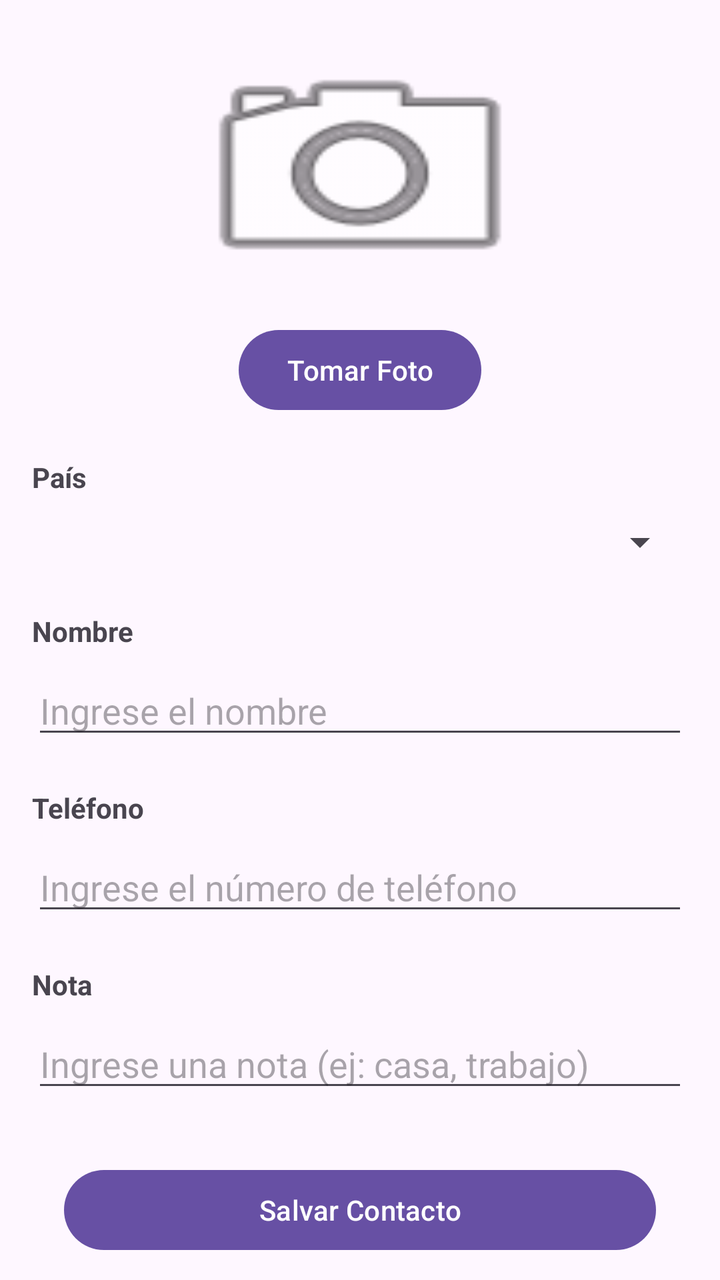
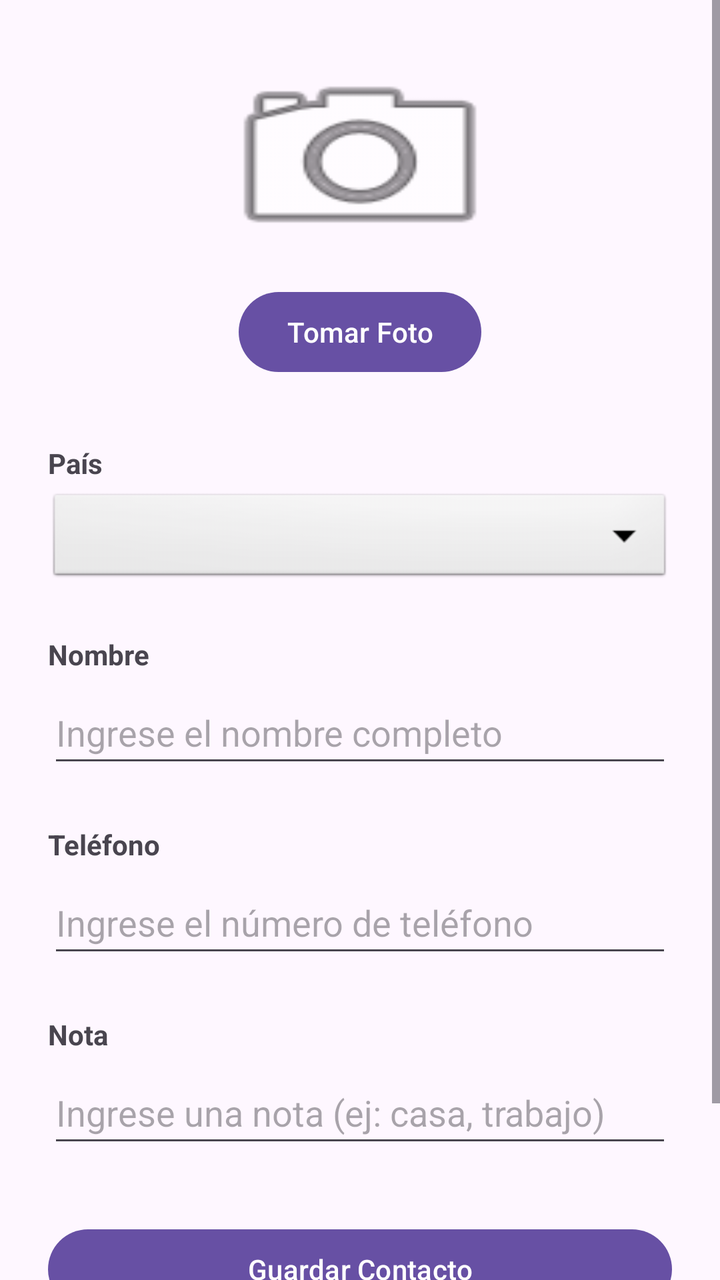

The first picture is an Android layout as it rendered before a commit; the second is the same layout after the commit. The layout source and the unified diff follow.
<!-- AndroidManifest.xml: application theme Theme.TL01E1124290091_120140001 -->
<!-- res/layout/activity_main.xml -->
<?xml version="1.0" encoding="utf-8"?>
<androidx.constraintlayout.widget.ConstraintLayout
    xmlns:android="http://schemas.android.com/apk/res/android"
    xmlns:app="http://schemas.android.com/apk/res-auto"
    xmlns:tools="http://schemas.android.com/tools"
    android:id="@+id/main"
    android:layout_width="match_parent"
    android:layout_height="match_parent"
    tools:context=".MainActivity">

    <ImageView
        android:id="@+id/imageView"
        android:layout_width="182dp"
        android:layout_height="137dp"
        android:background="@android:drawable/ic_menu_camera"
        android:contentDescription="Profile"
        android:scaleType="centerCrop"
        app:layout_constraintEnd_toEndOf="parent"
        app:layout_constraintStart_toStartOf="parent"
        app:layout_constraintTop_toTopOf="parent"
        android:layout_marginTop="16dp" />

    <Button
        android:id="@+id/btnfoto"
        android:layout_width="wrap_content"
        android:layout_height="wrap_content"
        android:text="Tomar Foto"
        app:layout_constraintEnd_toEndOf="parent"
        app:layout_constraintStart_toStartOf="parent"
        app:layout_constraintTop_toBottomOf="@+id/imageView"
        android:layout_marginTop="8dp" />

    <TextView
        android:id="@+id/textView2"
        android:layout_width="wrap_content"
        android:layout_height="wrap_content"
        android:layout_marginStart="16dp"
        android:layout_marginTop="20dp"
        android:text="País"
        android:textStyle="bold"
        app:layout_constraintStart_toStartOf="parent"
        app:layout_constraintTop_toBottomOf="@+id/btnfoto" />

    <Spinner
        android:id="@+id/pais"
        android:layout_width="0dp"
        android:layout_height="30dp"
        android:layout_marginStart="16dp"
        android:layout_marginTop="8dp"
        android:layout_marginEnd="16dp"
        app:layout_constraintEnd_toEndOf="parent"
        app:layout_constraintStart_toStartOf="parent"
        app:layout_constraintTop_toBottomOf="@+id/textView2" />

    <TextView
        android:id="@+id/textView3"
        android:layout_width="wrap_content"
        android:layout_height="wrap_content"
        android:layout_marginStart="16dp"
        android:layout_marginTop="20dp"
        android:text="Nombre"
        android:textStyle="bold"
        app:layout_constraintStart_toStartOf="parent"
        app:layout_constraintTop_toBottomOf="@+id/pais" />

    <EditText
        android:id="@+id/nombres"
        android:layout_width="0dp"
        android:layout_height="wrap_content"
        android:layout_marginStart="16dp"
        android:layout_marginTop="8dp"
        android:layout_marginEnd="16dp"
        android:ems="10"
        android:hint="Ingrese el nombre"
        android:inputType="textPersonName|textCapWords"
        app:layout_constraintEnd_toEndOf="parent"
        app:layout_constraintStart_toStartOf="parent"
        app:layout_constraintTop_toBottomOf="@+id/textView3" />

    <TextView
        android:id="@+id/textView4"
        android:layout_width="wrap_content"
        android:layout_height="wrap_content"
        android:layout_marginStart="16dp"
        android:layout_marginTop="20dp"
        android:text="Teléfono"
        android:textStyle="bold"
        app:layout_constraintStart_toStartOf="parent"
        app:layout_constraintTop_toBottomOf="@+id/nombres" />

    <EditText
        android:id="@+id/telefono"
        android:layout_width="0dp"
        android:layout_height="wrap_content"
        android:layout_marginStart="16dp"
        android:layout_marginTop="8dp"
        android:layout_marginEnd="16dp"
        android:ems="10"
        android:hint="Ingrese el número de teléfono"
        android:inputType="phone"
        app:layout_constraintEnd_toEndOf="parent"
        app:layout_constraintStart_toStartOf="parent"
        app:layout_constraintTop_toBottomOf="@+id/textView4" />

    <TextView
        android:id="@+id/textView5"
        android:layout_width="wrap_content"
        android:layout_height="wrap_content"
        android:layout_marginStart="16dp"
        android:layout_marginTop="20dp"
        android:text="Nota"
        android:textStyle="bold"
        app:layout_constraintStart_toStartOf="parent"
        app:layout_constraintTop_toBottomOf="@+id/telefono" />

    <EditText
        android:id="@+id/nota"
        android:layout_width="0dp"
        android:layout_height="wrap_content"
        android:layout_marginStart="16dp"
        android:layout_marginTop="8dp"
        android:layout_marginEnd="16dp"
        android:ems="10"
        android:hint="Ingrese una nota (ej: casa, trabajo)"
        android:inputType="textCapSentences"
        app:layout_constraintEnd_toEndOf="parent"
        app:layout_constraintStart_toStartOf="parent"
        app:layout_constraintTop_toBottomOf="@+id/textView5" />

    <Button
        android:id="@+id/btnagregar"
        android:layout_width="0dp"
        android:layout_height="wrap_content"
        android:layout_marginStart="32dp"
        android:layout_marginTop="30dp"
        android:layout_marginEnd="32dp"
        android:text="Salvar Contacto"
        app:layout_constraintEnd_toEndOf="parent"
        app:layout_constraintStart_toStartOf="parent"
        app:layout_constraintTop_toBottomOf="@+id/nota" />

    <Button
        android:id="@+id/btncontactos"
        android:layout_width="0dp"
        android:layout_height="wrap_content"
        android:layout_marginStart="32dp"
        android:layout_marginTop="12dp"
        android:layout_marginEnd="32dp"
        android:text="Contactos Guardados"
        app:layout_constraintEnd_toEndOf="parent"
        app:layout_constraintStart_toStartOf="parent"
        app:layout_constraintTop_toBottomOf="@+id/btnagregar" />

</androidx.constraintlayout.widget.ConstraintLayout>
<!-- resources referenced by this layout -->
<resources>
  <style name="Theme.TL01E1124290091_120140001" parent="Base.Theme.TL01E1124290091_120140001" />
  <style name="Base.Theme.TL01E1124290091_120140001" parent="Theme.Material3.DayNight.NoActionBar">
          
          
      </style>
</resources>

<!-- the commit's change to res/layout/activity_main.xml (unified diff, before → after) -->
@@ -1,154 +1,115 @@
 <?xml version="1.0" encoding="utf-8"?>
-<androidx.constraintlayout.widget.ConstraintLayout
+<ScrollView
     xmlns:android="http://schemas.android.com/apk/res/android"
-    xmlns:app="http://schemas.android.com/apk/res-auto"
     xmlns:tools="http://schemas.android.com/tools"
     android:id="@+id/main"
     android:layout_width="match_parent"
     android:layout_height="match_parent"
+    android:fillViewport="true"
     tools:context=".MainActivity">
 
-    <ImageView
-        android:id="@+id/imageView"
-        android:layout_width="182dp"
-        android:layout_height="137dp"
-        android:background="@android:drawable/ic_menu_camera"
-        android:contentDescription="Profile"
-        android:scaleType="centerCrop"
-        app:layout_constraintEnd_toEndOf="parent"
-        app:layout_constraintStart_toStartOf="parent"
-        app:layout_constraintTop_toTopOf="parent"
-        android:layout_marginTop="16dp" />
+    <LinearLayout
+        android:layout_width="match_parent"
+        android:layout_height="wrap_content"
+        android:orientation="vertical"
+        android:padding="24dp">
 
-    <Button
-        android:id="@+id/btnfoto"
-        android:layout_width="wrap_content"
-        android:layout_height="wrap_content"
-        android:text="Tomar Foto"
-        app:layout_constraintEnd_toEndOf="parent"
-        app:layout_constraintStart_toStartOf="parent"
-        app:layout_constraintTop_toBottomOf="@+id/imageView"
-        android:layout_marginTop="8dp" />
+        <ImageView
+            android:id="@+id/imageView"
+            android:layout_width="150dp"
+            android:layout_height="110dp"
+            android:background="@android:drawable/ic_menu_camera"
+            android:contentDescription="Foto del contacto"
+            android:scaleType="centerCrop"
+            android:layout_gravity="center_horizontal"
+            android:layout_marginBottom="8dp" />
 
-    <TextView
-        android:id="@+id/textView2"
-        android:layout_width="wrap_content"
-        android:layout_height="wrap_content"
-        android:layout_marginStart="16dp"
-        android:layout_marginTop="20dp"
-        android:text="País"
-        android:textStyle="bold"
-        app:layout_constraintStart_toStartOf="parent"
-        app:layout_constraintTop_toBottomOf="@+id/btnfoto" />
+        <Button
+            android:id="@+id/btnfoto"
+            android:layout_width="wrap_content"
+            android:layout_height="wrap_content"
+            android:text="Tomar Foto"
+            android:layout_gravity="center_horizontal"
+            android:layout_marginBottom="32dp" />
 
-    <Spinner
-        android:id="@+id/pais"
-        android:layout_width="0dp"
-        android:layout_height="30dp"
-        android:layout_marginStart="16dp"
-        android:layout_marginTop="8dp"
-        android:layout_marginEnd="16dp"
-        app:layout_constraintEnd_toEndOf="parent"
-        app:layout_constraintStart_toStartOf="parent"
-        app:layout_constraintTop_toBottomOf="@+id/textView2" />
+        <TextView
+            android:layout_width="wrap_content"
+            android:layout_height="wrap_content"
+            android:text="País"
+            android:textStyle="bold"
+            android:layout_marginBottom="4dp" />
 
-    <TextView
-        android:id="@+id/textView3"
-        android:layout_width="wrap_content"
-        android:layout_height="wrap_content"
-        android:layout_marginStart="16dp"
-        android:layout_marginTop="20dp"
-        android:text="Nombre"
-        android:textStyle="bold"
-        app:layout_constraintStart_toStartOf="parent"
-        app:layout_constraintTop_toBottomOf="@+id/pais" />
+        <Spinner
+            android:id="@+id/pais"
+            android:layout_width="match_parent"
+            android:layout_height="wrap_content"
+            android:paddingTop="10dp"
+            android:paddingBottom="10dp"
+            android:background="@android:drawable/btn_dropdown"
+            android:layout_marginBottom="16dp" />
 
-    <EditText
-        android:id="@+id/nombres"
-        android:layout_width="0dp"
-        android:layout_height="wrap_content"
-        android:layout_marginStart="16dp"
-        android:layout_marginTop="8dp"
-        android:layout_marginEnd="16dp"
-        android:ems="10"
-        android:hint="Ingrese el nombre"
-        android:inputType="textPersonName|textCapWords"
-        app:layout_constraintEnd_toEndOf="parent"
-        app:layout_constraintStart_toStartOf="parent"
-        app:layout_constraintTop_toBottomOf="@+id/textView3" />
+        <TextView
+            android:layout_width="wrap_content"
+            android:layout_height="wrap_content"
+            android:text="Nombre"
+            android:textStyle="bold"
+            android:layout_marginTop="8dp"
+            android:layout_marginBottom="4dp" />
 
-    <TextView
-        android:id="@+id/textView4"
-        android:layout_width="wrap_content"
-        android:layout_height="wrap_content"
-        android:layout_marginStart="16dp"
-        android:layout_marginTop="20dp"
-        android:text="Teléfono"
-        android:textStyle="bold"
-        app:layout_constraintStart_toStartOf="parent"
-        app:layout_constraintTop_toBottomOf="@+id/nombres" />
+        <EditText
+            android:id="@+id/nombres"
+            android:layout_width="match_parent"
+            android:layout_height="wrap_content"
+            android:hint="Ingrese el nombre completo"
+            android:inputType="textPersonName|textCapWords"
+            android:minHeight="48dp"
+            android:layout_marginBottom="16dp" />
 
-    <EditText
-        android:id="@+id/telefono"
-        android:layout_width="0dp"
-        android:layout_height="wrap_content"
-        android:layout_marginStart="16dp"
-        android:layout_marginTop="8dp"
-        android:layout_marginEnd="16dp"
-        android:ems="10"
-        android:hint="Ingrese el número de teléfono"
-        android:inputType="phone"
-        app:layout_constraintEnd_toEndOf="parent"
-        app:layout_constraintStart_toStartOf="parent"
-        app:layout_constraintTop_toBottomOf="@+id/textView4" />
+        <TextView
+            android:layout_width="wrap_content"
+            android:layout_height="wrap_content"
+            android:text="Teléfono"
+            android:textStyle="bold"
+            android:layout_marginTop="8dp"
+            android:layout_marginBottom="4dp" />
 
-    <TextView
-        android:id="@+id/textView5"
-        android:layout_width="wrap_content"
-        android:layout_height="wrap_content"
-        android:layout_marginStart="16dp"
-        android:layout_marginTop="20dp"
-        android:text="Nota"
-        android:textStyle="bold"
-        app:layout_constraintStart_toStartOf="parent"
-        app:layout_constraintTop_toBottomOf="@+id/telefono" />
+        <EditText
+            android:id="@+id/telefono"
+            android:layout_width="match_parent"
+            android:layout_height="wrap_content"
+            android:hint="Ingrese el número de teléfono"
+            android:inputType="phone"
+            android:minHeight="48dp"
+            android:layout_marginBottom="16dp" />
 
-    <EditText
-        android:id="@+id/nota"
-        android:layout_width="0dp"
-        android:layout_height="wrap_content"
-        android:layout_marginStart="16dp"
-        android:layout_marginTop="8dp"
-        android:layout_marginEnd="16dp"
-        android:ems="10"
-        android:hint="Ingrese una nota (ej: casa, trabajo)"
-        android:inputType="textCapSentences"
-        app:layout_constraintEnd_toEndOf="parent"
-        app:layout_constraintStart_toStartOf="parent"
-        app:layout_constraintTop_toBottomOf="@+id/textView5" />
+        <TextView
+            android:layout_width="wrap_content"
+            android:layout_height="wrap_content"
+            android:text="Nota"
+            android:textStyle="bold"
+            android:layout_marginTop="8dp"
+            android:layout_marginBottom="4dp" />
 
-    <Button
-        android:id="@+id/btnagregar"
-        android:layout_width="0dp"
-        android:layout_height="wrap_content"
-        android:layout_marginStart="32dp"
-        android:layout_marginTop="30dp"
-        android:layout_marginEnd="32dp"
-        android:text="Salvar Contacto"
-        app:layout_constraintEnd_toEndOf="parent"
-        app:layout_constraintStart_toStartOf="parent"
-        app:layout_constraintTop_toBottomOf="@+id/nota" />
+        <EditText
+            android:id="@+id/nota"
+            android:layout_width="match_parent"
+            android:layout_height="wrap_content"
+            android:hint="Ingrese una nota (ej: casa, trabajo)"
+            android:inputType="textCapSentences"
+            android:minHeight="48dp"
+            android:layout_marginBottom="32dp" />
 
-    <Button
-        android:id="@+id/btncontactos"
-        android:layout_width="0dp"
-        android:layout_height="wrap_content"
-        android:layout_marginStart="32dp"
-        android:layout_marginTop="12dp"
-        android:layout_marginEnd="32dp"
-        android:text="Contactos Guardados"
-        app:layout_constraintEnd_toEndOf="parent"
-        app:layout_constraintStart_toStartOf="parent"
-        app:layout_constraintTop_toBottomOf="@+id/btnagregar" />
+        <Button
+            android:id="@+id/btnagregar"
+            android:layout_width="match_parent"
+            android:layout_height="wrap_content"
+            android:text="Guardar Contacto"
+            android:layout_marginBottom="12dp" />
 
-</androidx.constraintlayout.widget.ConstraintLayout>
+        <Button
+            android:id="@+id/btncontactos"
+            android:layout_width="match_parent"
+            android:layout_height="wrap_content"
+            android:text="Ver Contactos Guardados"
+            style="@android:style/Widget.DeviceDefault.Button.Borderless" /> </LinearLayout>
+</ScrollView>
